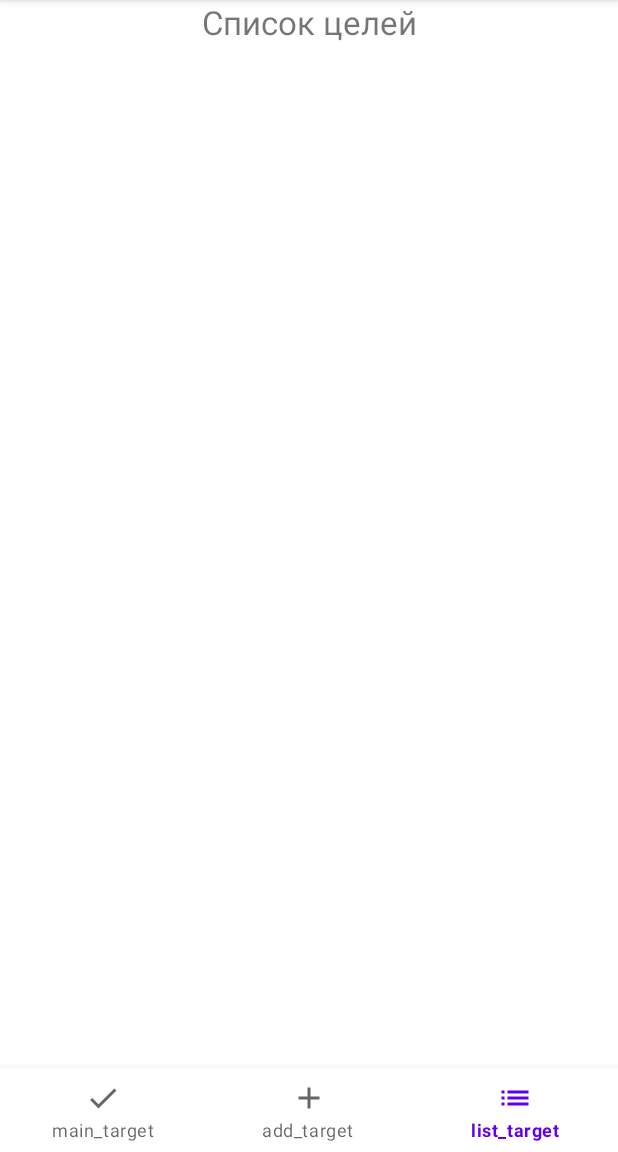
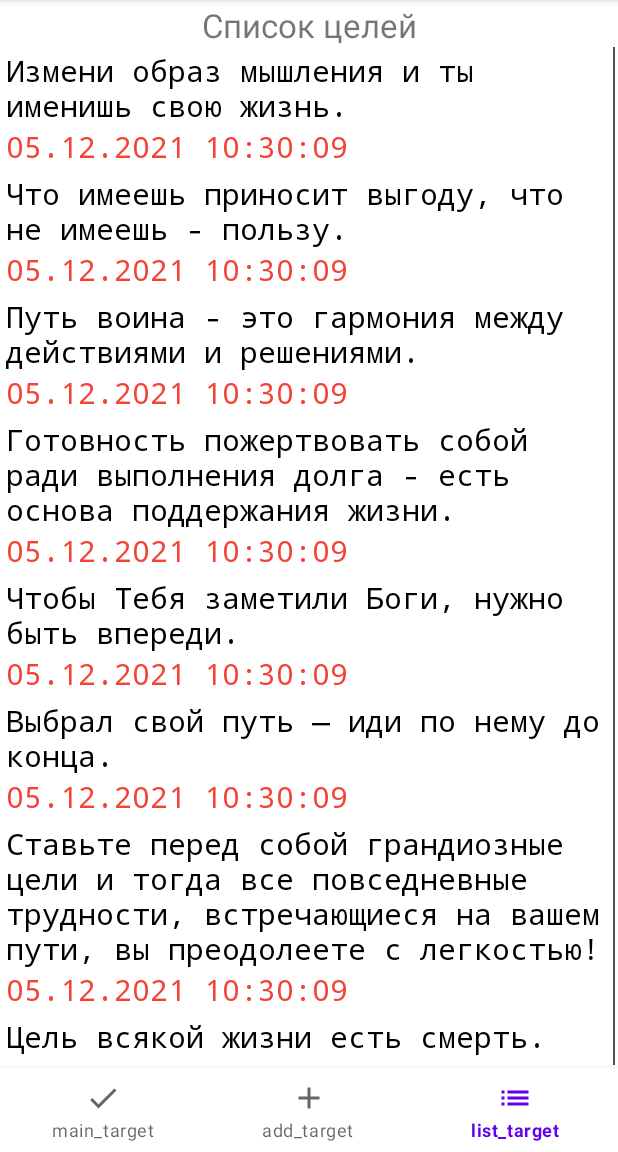
Before and after one commit to Xetcer/AndroidTargetProject_v2, an Android app: the screen it shows after launch (MainActivity), item 3 of the bottom bar chosen, on a phone screen of 412 x 824 dp, the part 84-1236 px from its top. Run offline under Robolectric (Android 15) with nearby library versions, the phone set to English and light mode, and no system bars.

Commit message:
Add recyclerView for targetList

```diff
--- /dev/null
+++ b/app/src/main/java/xetzer/targetproject_v2/AddTargetFragment.kt
@@ -0,0 +1,34 @@
+package xetzer.targetproject_v2
+
+import android.os.Bundle
+import androidx.fragment.app.Fragment
+import android.view.LayoutInflater
+import android.view.View
+import android.view.ViewGroup
+import android.view.inputmethod.EditorInfo
+import android.widget.EditText
+import java.util.*
+
+class AddTargetFragment : Fragment() {
+    lateinit var addTargetEditText: EditText
+    override fun onCreateView(
+        inflater: LayoutInflater, container: ViewGroup?,
+        savedInstanceState: Bundle?
+    ): View? {
+        // Inflate the layout for this fragment
+        val target = MyDataAppClass.getInstance()
+        val view = inflater.inflate(R.layout.fragment_add_target, container, false)
+        addTargetEditText = view.findViewById(R.id.addTarget_editText)
+        addTargetEditText.imeOptions = EditorInfo.IME_ACTION_DONE
+        addTargetEditText.setOnEditorActionListener() { v, actionId, event ->
+            if (actionId == EditorInfo.IME_ACTION_DONE) {
+                var dateTime = CmnFuncClass()
+                target.targetList.add(TargetClass(addTargetEditText.text.toString(), dateTime.getDayTime()))
+                true
+            } else {
+                false
+            }
+        }
+        return view
+    }
+}
--- /dev/null
+++ b/app/src/main/java/xetzer/targetproject_v2/CmnFuncClass.kt
@@ -0,0 +1,22 @@
+package xetzer.targetproject_v2
+
+import android.os.Build
+import java.text.SimpleDateFormat
+import java.time.LocalDateTime
+import java.time.format.DateTimeFormatter
+import java.util.*
+
+class CmnFuncClass {
+    fun getDayTime(): String {
+        val dayTime = if (Build.VERSION.SDK_INT >= Build.VERSION_CODES.O) {
+            val date = LocalDateTime.now()
+            val formatter = DateTimeFormatter.ofPattern("dd.MM.yyyy HH:mm:ss")
+            date.format(formatter)
+        } else {
+            val date = Date()
+            val formatter = SimpleDateFormat("MMM dd yyyy HH:mma")
+            formatter.format(date)
+        }
+        return dayTime
+    }
+}
--- /dev/null
+++ b/app/src/main/java/xetzer/targetproject_v2/ListTargetFragment.kt
@@ -0,0 +1,40 @@
+package xetzer.targetproject_v2
+
+import android.os.Bundle
+import androidx.fragment.app.Fragment
+import android.view.LayoutInflater
+import android.view.View
+import android.view.ViewGroup
+import androidx.recyclerview.widget.DividerItemDecoration
+import androidx.recyclerview.widget.LinearLayoutManager
+import androidx.recyclerview.widget.RecyclerView
+
+class ListTargetFragment : Fragment() {
+    lateinit var target_recycler_view: RecyclerView
+
+    override fun onCreateView(
+        inflater: LayoutInflater, container: ViewGroup?,
+        savedInstanceState: Bundle?
+    ): View? {
+        val target = MyDataAppClass.getInstance()
+        var dateTime = CmnFuncClass()
+        // Inflate the layout for this fragment
+        target.targetList.add(TargetClass("Измени образ мышления и ты именишь свою жизнь.", dateTime.getDayTime()))
+        target.targetList.add(TargetClass("Что имеешь приносит выгоду, что не имеешь - пользу.", dateTime.getDayTime()))
+        target.targetList.add(TargetClass("Путь воина - это гармония между действиями и решениями.", dateTime.getDayTime()))
+        target.targetList.add(TargetClass("Готовность пожертвовать собой ради выполнения долга - есть основа поддержания жизни.", dateTime.getDayTime()))
+        target.targetList.add(TargetClass("Чтобы Тебя заметили Боги, нужно быть впереди.", dateTime.getDayTime()))
+        target.targetList.add(TargetClass("Выбрал свой путь — иди по нему до конца.", dateTime.getDayTime()))
+        target.targetList.add(TargetClass("Ставьте перед собой грандиозные цели и тогда все повседневные трудности, встречающиеся на вашем пути, вы преодолеете с легкостью!", dateTime.getDayTime()))
+        target.targetList.add(TargetClass("Цель всякой жизни есть смерть.", dateTime.getDayTime()))
+        target.targetList.add(TargetClass("Конечная цель любой деятельности человека – достижение покоя.", dateTime.getDayTime()))
+
+        val view = inflater.inflate(R.layout.fragment_list_target, container, false)
+        target_recycler_view = view.findViewById(R.id.target_recycler_view)
+        target_recycler_view.layoutManager =
+            LinearLayoutManager(context, LinearLayoutManager.VERTICAL, false)
+        target_recycler_view.adapter = TargetAdapter(target.targetList)
+        target_recycler_view.addItemDecoration(DividerItemDecoration(context, DividerItemDecoration.HORIZONTAL))
+        return view
+    }
+}
--- a/app/src/main/java/xetzer/targetproject_v2/MainActivity.kt
+++ b/app/src/main/java/xetzer/targetproject_v2/MainActivity.kt
@@ -3,9 +3,7 @@ package xetzer.targetproject_v2
 import android.os.Build
 import androidx.appcompat.app.AppCompatActivity
 import android.os.Bundle
-import androidx.appcompat.app.AppCompatDialogFragment
 import androidx.fragment.app.Fragment
-import com.google.android.material.bottomnavigation.BottomNavigationMenuView
 import com.google.android.material.bottomnavigation.BottomNavigationView
 import java.text.SimpleDateFormat
 import java.time.LocalDateTime
@@ -24,12 +22,12 @@ class MainActivity : AppCompatActivity() {
         bottomNavigationMenu.setOnItemSelectedListener { item->
             var fragment:Fragment?=null
             when (item.itemId){
-                R.id.main_target_fragment -> {fragment = main_target_fragment()}
-                R.id.add_target_fragment -> {fragment = add_target_fragment()}
-                R.id.list_target_fragment -> {fragment = list_target_fragment()}
+                R.id.main_target_fragment -> {fragment = MainTargetFragment()}
+                R.id.add_target_fragment -> {fragment = AddTargetFragment()}
+                R.id.list_target_fragment -> {fragment = ListTargetFragment()}
             }
             if (fragment == null)
-                fragment = main_target_fragment()
+                fragment = MainTargetFragment()
             replaceFragment(fragment)
             true
         }
--- a/app/src/main/java/xetzer/targetproject_v2/main_target_fragment.kt
+++ b/app/src/main/java/xetzer/targetproject_v2/MainTargetFragment.kt
@@ -7,8 +7,9 @@ import android.view.View
 import android.view.ViewGroup
 import android.widget.TextView
 import com.google.android.material.floatingactionbutton.FloatingActionButton
+import java.util.*
 
-class main_target_fragment : Fragment() {
+class MainTargetFragment : Fragment() {
     lateinit var closeApp: FloatingActionButton
     lateinit var targetView: TextView
     override fun onCreateView(
@@ -16,11 +17,17 @@ class main_target_fragment : Fragment() {
         savedInstanceState: Bundle?
     ): View? {
         // Inflate the layout for this fragment
-        val view = inflater.inflate(R.layout.fragment_main_target_fragment, container, false)
+        val view = inflater.inflate(R.layout.fragment_main_target, container, false)
         val target = MyDataAppClass.getInstance()
+        var dateTime = CmnFuncClass()
+        target.targetList.add(TargetClass("Измени образ мышления и ты именишь свою жизнь.", dateTime.getDayTime()))
+        target.targetList.add(TargetClass("Что имеешь приносит выгоду, что не имеешь - пользу.", dateTime.getDayTime()))
+        target.targetList.add(TargetClass("Путь воина - это гармония между действиями и решениями.", dateTime.getDayTime()))
+
         targetView = view.findViewById(R.id.currentTarget_textView)
+
 //        val cTarget =  target.targetList.random()
-//        targetView.text = cTarget.target
+        targetView.text = target.targetList.random().target
 
         closeApp = view.findViewById(R.id.closeApp_btn)
         closeApp.setOnClickListener {
@@ -28,5 +35,4 @@ class main_target_fragment : Fragment() {
         }
         return view
     }
-
 }
--- /dev/null
+++ b/app/src/main/java/xetzer/targetproject_v2/TargetAdapter.kt
@@ -0,0 +1,23 @@
+package xetzer.targetproject_v2
+
+import android.view.LayoutInflater
+import android.view.ViewGroup
+import androidx.recyclerview.widget.RecyclerView
+
+class TargetAdapter(private val targetList: List<TargetClass>) :
+    RecyclerView.Adapter<TargetViewHolder>() {
+    override fun onCreateViewHolder(parent: ViewGroup, viewType: Int): TargetViewHolder {
+        val itemView =
+            LayoutInflater.from(parent.context).inflate(R.layout.target_list_item, parent, false)
+        return TargetViewHolder(itemView)
+    }
+
+    override fun onBindViewHolder(holder: TargetViewHolder, position: Int) {
+        val target = targetList[position]
+        holder.bind(target)
+    }
+
+    override fun getItemCount(): Int {
+        return targetList.size
+    }
+}
--- /dev/null
+++ b/app/src/main/java/xetzer/targetproject_v2/TargetViewHolder.kt
@@ -0,0 +1,16 @@
+package xetzer.targetproject_v2
+
+import android.view.View
+import android.widget.TextView
+import androidx.recyclerview.widget.RecyclerView
+
+class TargetViewHolder(itemView: View) : RecyclerView.ViewHolder(itemView) {
+    private val targetTextView: TextView = itemView.findViewById(R.id.target_text_view)
+    private val dateTimeTextView: TextView = itemView.findViewById(R.id.date_time_text_view)
+    fun bind(target: TargetClass) {
+
+        targetTextView.text = target.target
+        dateTimeTextView.text = target.dateTime
+
+    }
+}
--- a/app/src/main/java/xetzer/targetproject_v2/add_target_fragment.kt
+++ /dev/null
@@ -1,17 +0,0 @@
-package xetzer.targetproject_v2
-
-import android.os.Bundle
-import androidx.fragment.app.Fragment
-import android.view.LayoutInflater
-import android.view.View
-import android.view.ViewGroup
-
-class add_target_fragment : Fragment() {
-    override fun onCreateView(
-        inflater: LayoutInflater, container: ViewGroup?,
-        savedInstanceState: Bundle?
-    ): View? {
-        // Inflate the layout for this fragment
-        return inflater.inflate(R.layout.fragment_add_target_fragment, container, false)
-    }
-}
--- a/app/src/main/java/xetzer/targetproject_v2/list_target_fragment.kt
+++ /dev/null
@@ -1,18 +0,0 @@
-package xetzer.targetproject_v2
-
-import android.os.Bundle
-import androidx.fragment.app.Fragment
-import android.view.LayoutInflater
-import android.view.View
-import android.view.ViewGroup
-
-class list_target_fragment : Fragment() {
-
-    override fun onCreateView(
-        inflater: LayoutInflater, container: ViewGroup?,
-        savedInstanceState: Bundle?
-    ): View? {
-        // Inflate the layout for this fragment
-        return inflater.inflate(R.layout.fragment_list_target_fragment, container, false)
-    }
-}
--- a/app/src/main/res/layout/fragment_add_target_fragment.xml
+++ b/app/src/main/res/layout/fragment_add_target.xml
@@ -4,7 +4,7 @@
     xmlns:tools="http://schemas.android.com/tools"
     android:layout_width="match_parent"
     android:layout_height="match_parent"
-    tools:context=".add_target_fragment">
+    tools:context=".AddTargetFragment">
 
     <!-- TODO: Update blank fragment layout -->
     <TextView
--- a/app/src/main/res/layout/fragment_list_target_fragment.xml
+++ b/app/src/main/res/layout/fragment_list_target.xml
@@ -4,7 +4,8 @@
     xmlns:tools="http://schemas.android.com/tools"
     android:layout_width="match_parent"
     android:layout_height="match_parent"
-    tools:context=".list_target_fragment">
+    android:padding="2dp"
+    tools:context=".ListTargetFragment">
 
     <!-- TODO: Update blank fragment layout -->
     <TextView
--- a/app/src/main/res/layout/fragment_main_target_fragment.xml
+++ b/app/src/main/res/layout/fragment_main_target.xml
@@ -4,7 +4,7 @@
     xmlns:tools="http://schemas.android.com/tools"
     android:layout_width="match_parent"
     android:layout_height="match_parent"
-    tools:context=".main_target_fragment">
+    tools:context=".MainTargetFragment">
     <!-- TODO: Update blank fragment layout -->
 
     <TextView
--- /dev/null
+++ b/app/src/main/res/layout/target_list_item.xml
@@ -0,0 +1,22 @@
+<?xml version="1.0" encoding="utf-8"?>
+<LinearLayout xmlns:android="http://schemas.android.com/apk/res/android"
+    android:layout_width="match_parent"
+    android:layout_height="wrap_content"
+    android:orientation="vertical"
+    android:padding="2dp"
+    >
+
+    <TextView
+        android:id="@+id/target_text_view"
+        style="@style/Theme.TargetProject_v2.TextViewBold"
+        android:layout_width="match_parent"
+        android:layout_height="wrap_content" />
+
+    <TextView
+        android:id="@+id/date_time_text_view"
+        style="@style/Theme.TargetProject_v2.TextViewBold"
+        android:layout_width="match_parent"
+        android:layout_height="wrap_content"
+        android:textColor="@color/red" />
+
+</LinearLayout>
```
